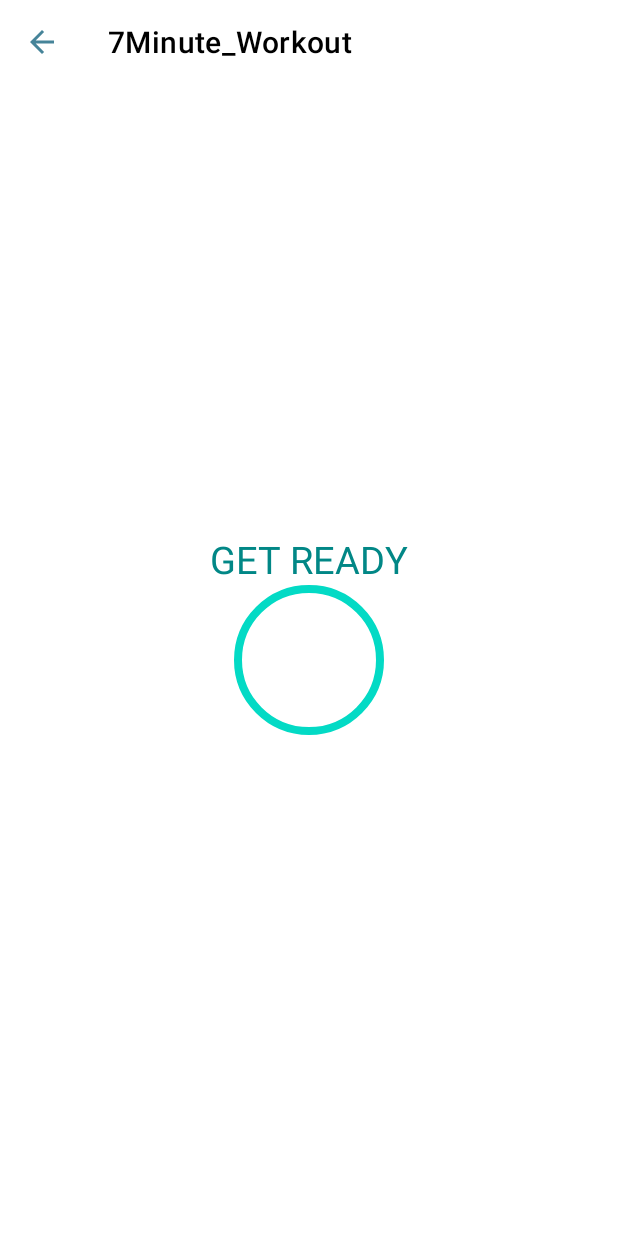
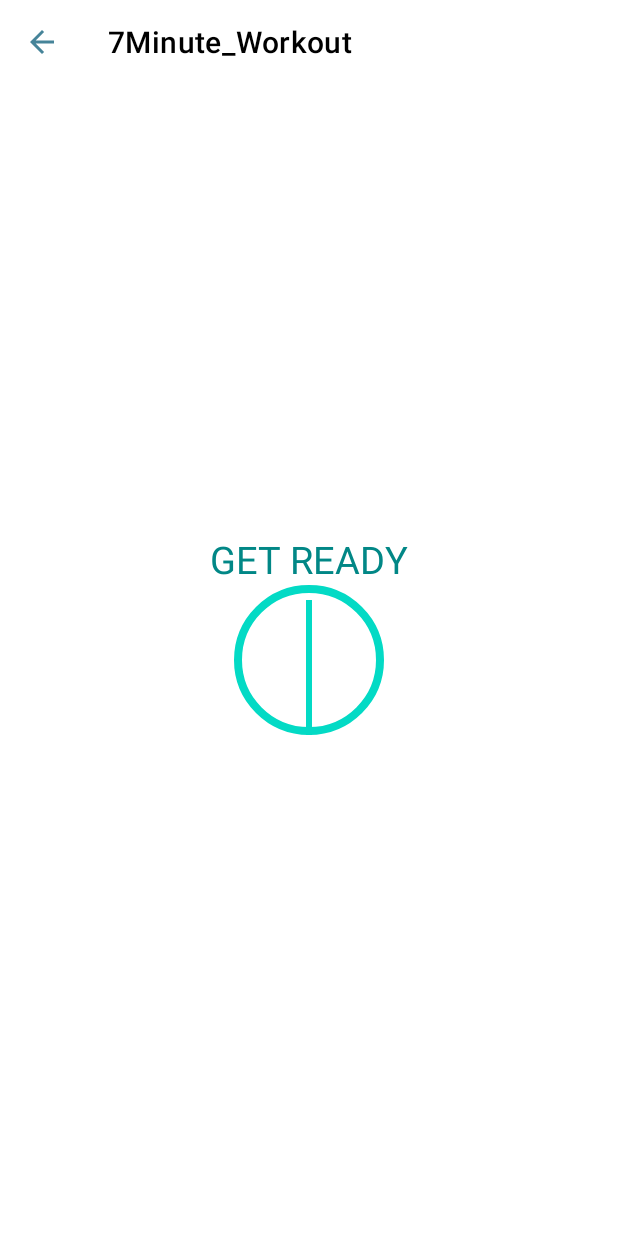
Before and after one commit to spartaneman/7Minute_Workout, an Android app: the ExerciseActivity screen opened directly, with no data from a screen before it, on a phone screen of 412 x 824 dp. Run offline under Robolectric (Android 15) with nearby library versions, the phone set to English and light mode, and no system bars.

Commit message:
Creating the timer progress bar. Must create new drawable and progress bar.

```diff
--- /dev/null
+++ b/app/src/main/res/drawable/circular_timer_progress.xml
@@ -0,0 +1,4 @@
+<?xml version="1.0" encoding="utf-8"?>
+<layer-list xmlns:android="http://schemas.android.com/apk/res/android">
+
+</layer-list>
--- a/app/src/main/res/layout/activity_exercise.xml
+++ b/app/src/main/res/layout/activity_exercise.xml
@@ -35,10 +35,18 @@
         app:layout_constraintTop_toBottomOf="@id/toolBarExercise"
         app:layout_constraintStart_toStartOf="parent"
         app:layout_constraintEnd_toEndOf="parent"
-        app:layout_constraintBottom_toBottomOf="parent"
+        app:layout_constraintBottom_toBottomOf="parent">
 
-
-        />
+        <ProgressBar
+            android:id="@+id/progress_timer"
+            style="?android:attr/progressBarStyleHorizontal"
+            android:layout_width="100dp"
+            android:layout_height="100dp"
+            android:layout_gravity="center"
+            android:max="10"
+            android:progress="100"
+            android:rotation="-90"/>
+    </FrameLayout>
 
 
 
```
